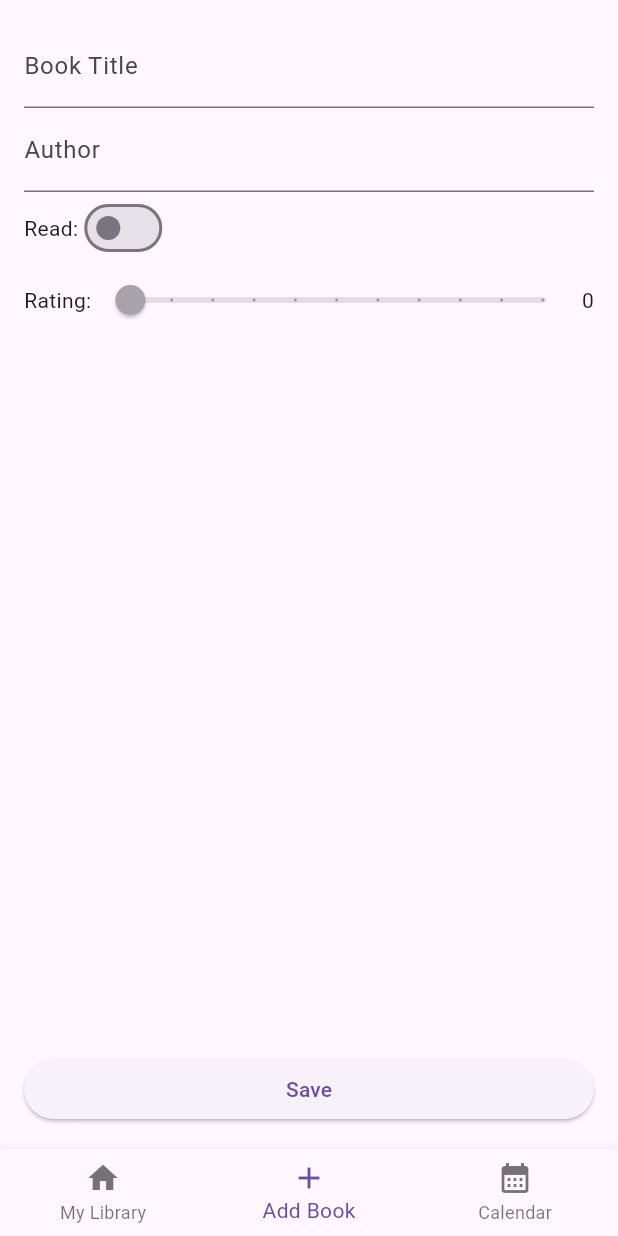
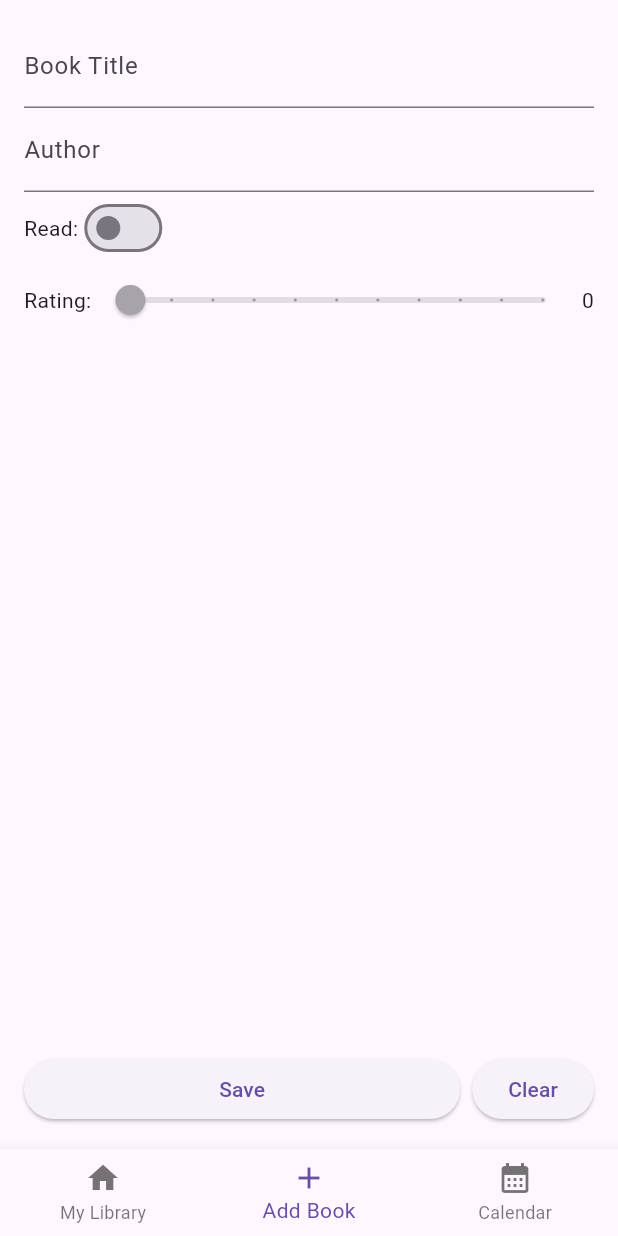
Before and after one commit to deckelmouck/fluhoowlib, a Flutter app: the screen it shows after launch, item 2 of the bottom bar chosen, on a phone screen of 412 x 824 dp. Run offline on Flutter 3.47's test engine with Material 3 defaults, Android fonts, the phone set to English and light mode, and no system bars; our stand-ins replace sqflite, table_calendar; accounts and stored records are empty.

Commit message:
update add_book_page

```diff
--- a/lib/l10n/app_localizations.dart
+++ b/lib/l10n/app_localizations.dart
@@ -211,6 +211,18 @@ abstract class AppLocalizations {
   /// In en, this message translates to:
   /// **'Books in Library'**
   String get booksInLibrary;
+
+  /// No description provided for @clear.
+  ///
+  /// In en, this message translates to:
+  /// **'Clear'**
+  String get clear;
+
+  /// No description provided for @mustNotBeEmpty.
+  ///
+  /// In en, this message translates to:
+  /// **'must not be empty'**
+  String get mustNotBeEmpty;
 }
 
 class _AppLocalizationsDelegate
--- a/lib/l10n/app_localizations_de.dart
+++ b/lib/l10n/app_localizations_de.dart
@@ -68,4 +68,10 @@ class AppLocalizationsDe extends AppLocalizations {
 
   @override
   String get booksInLibrary => 'Bücher in der Bibliothek';
+
+  @override
+  String get clear => 'Löschen';
+
+  @override
+  String get mustNotBeEmpty => 'dürfen nicht leer sein';
 }
--- a/lib/l10n/app_localizations_en.dart
+++ b/lib/l10n/app_localizations_en.dart
@@ -68,4 +68,10 @@ class AppLocalizationsEn extends AppLocalizations {
 
   @override
   String get booksInLibrary => 'Books in Library';
+
+  @override
+  String get clear => 'Clear';
+
+  @override
+  String get mustNotBeEmpty => 'must not be empty';
 }
--- a/lib/l10n/intl_de.arb
+++ b/lib/l10n/intl_de.arb
@@ -17,5 +17,7 @@
   "no": "nein",
   "close": "schließen",
   "deleteBook": "Buch löschen",
-  "booksInLibrary": "Bücher in der Bibliothek"
+  "booksInLibrary": "Bücher in der Bibliothek",
+  "clear": "Löschen",
+  "mustNotBeEmpty": "dürfen nicht leer sein"
 }
--- a/lib/l10n/intl_en.arb
+++ b/lib/l10n/intl_en.arb
@@ -17,5 +17,7 @@
   "no": "no",
   "close": "close",
   "deleteBook": "delete book",
-  "booksInLibrary": "Books in Library"
+  "booksInLibrary": "Books in Library",
+  "clear": "Clear",
+  "mustNotBeEmpty": "must not be empty"
 }
--- a/lib/pages/add_book_page.dart
+++ b/lib/pages/add_book_page.dart
@@ -63,12 +63,38 @@ class AddBookPage extends StatelessWidget {
             ],
           ),
           const Spacer(),
-          SizedBox(
-            width: double.infinity,
-            child: ElevatedButton(
-              onPressed: onSave,
-              child: Text(loc.save),
-            ),
+          Row(
+            children: [
+              Expanded(
+                child: SizedBox(
+                  width: double.infinity,
+                  child: ElevatedButton(
+                    onPressed: () {
+                      if (titleController.text.trim().isEmpty || authorController.text.trim().isEmpty) {
+                        ScaffoldMessenger.of(context).showSnackBar(
+                          SnackBar(
+                            content: Text('${loc.bookTitle} & ${loc.author} ${loc.mustNotBeEmpty}'),
+                          ),
+                        );
+                        return;
+                      }
+                      onSave();
+                    },
+                    child: Text(loc.save),
+                  ),
+                ),
+              ),
+              const SizedBox(width: 8),
+              ElevatedButton(
+                onPressed: () {
+                  titleController.clear();
+                  authorController.clear();
+                  onReadedChanged(false);
+                  onRatingChanged(0);
+                },
+                child: Text(loc.clear),
+              ),
+            ],
           ),
         ],
       ),
```
